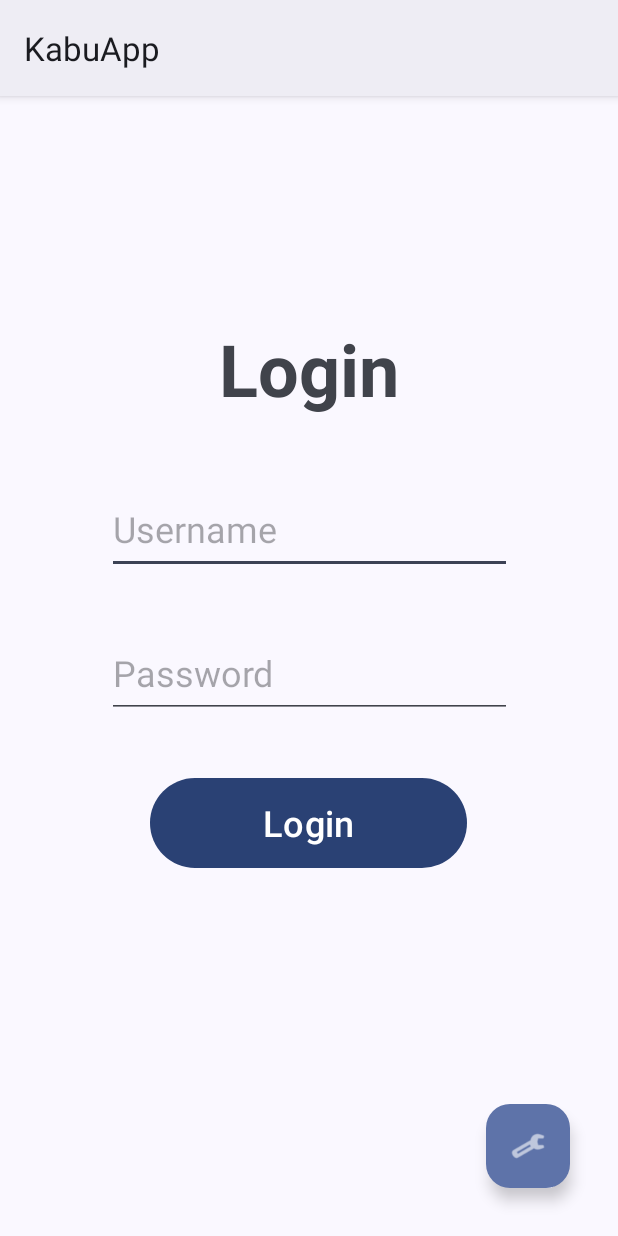
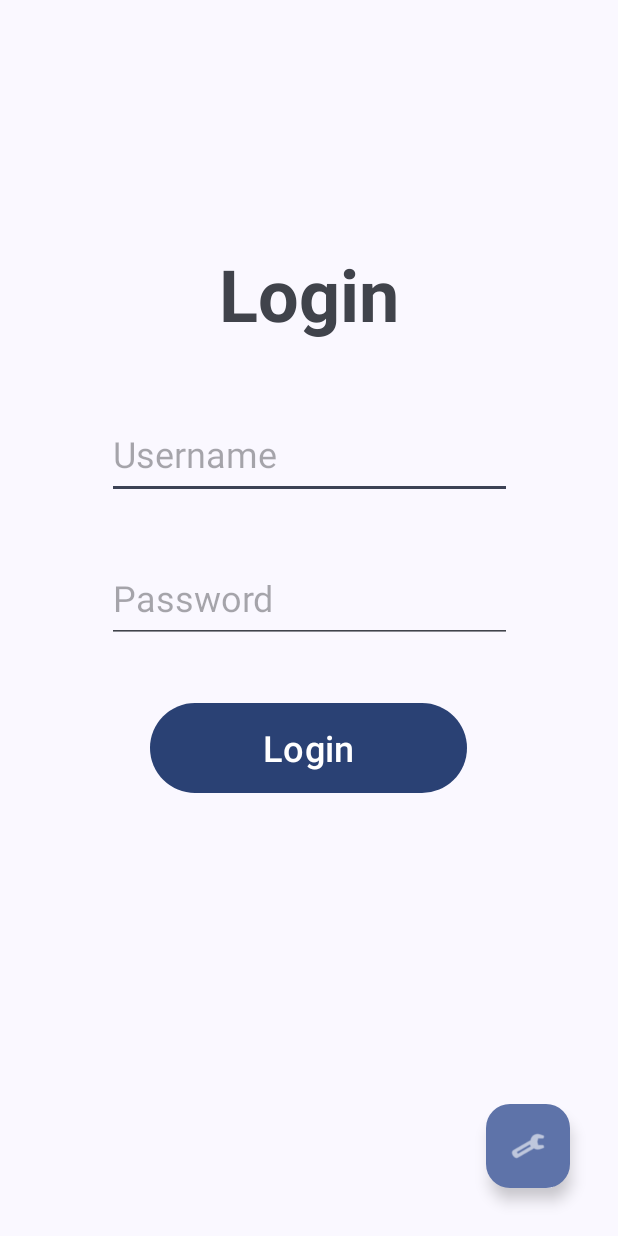
Before and after one commit to Random-user420/kabuApp, an Android app: the screen it shows after launch (Login), on a phone screen of 412 x 824 dp. Run offline under Robolectric (Android 15) with nearby library versions, the phone set to English and light mode, and no system bars; our stand-ins replace Room's generated code; libraries missing offline, so code that uses them is left out: org.apache.hc; 6 statements that could not run were skipped.

Commit message:
removed weired action bar

```diff
--- a/app/src/main/res/values-v31/themes.xml
+++ b/app/src/main/res/values-v31/themes.xml
@@ -1,4 +1,4 @@
 <resources xmlns:tools="http://schemas.android.com/tools">
-    <style name="Base.Theme.KabuApp" parent="Theme.Material3.DynamicColors.DayNight" />
+    <style name="Base.Theme.KabuApp" parent="Theme.Material3.DynamicColors.DayNight.NoActionBar" />
     <style name="Theme.KabuApp" parent="Base.Theme.KabuApp" />
 </resources>
--- a/app/src/main/res/values/themes.xml
+++ b/app/src/main/res/values/themes.xml
@@ -1,6 +1,6 @@
 <resources xmlns:tools="http://schemas.android.com/tools">
     <!-- Base application theme. -->
-    <style name="Base.Theme.KabuApp" parent="Theme.Material3.DayNight">
+    <style name="Base.Theme.KabuApp" parent="Theme.Material3.DayNight.NoActionBar">
         <!-- Customize your light theme here. -->
         <!-- <item name="colorPrimary">@color/my_light_primary</item> -->
     </style>
```
